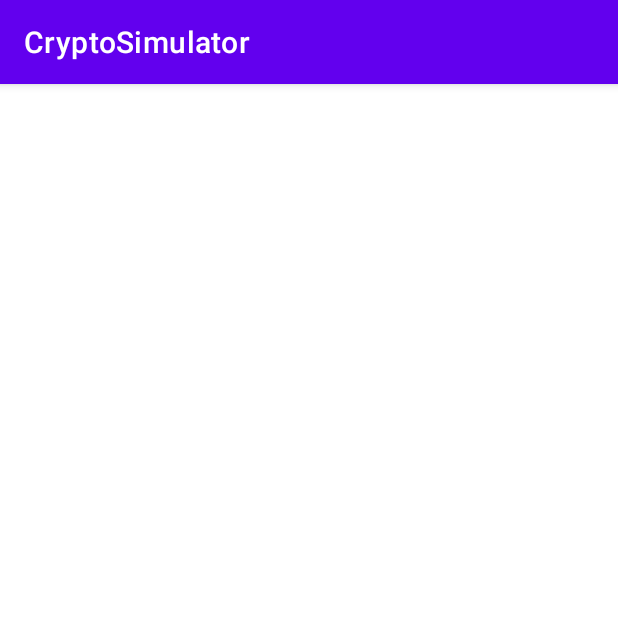
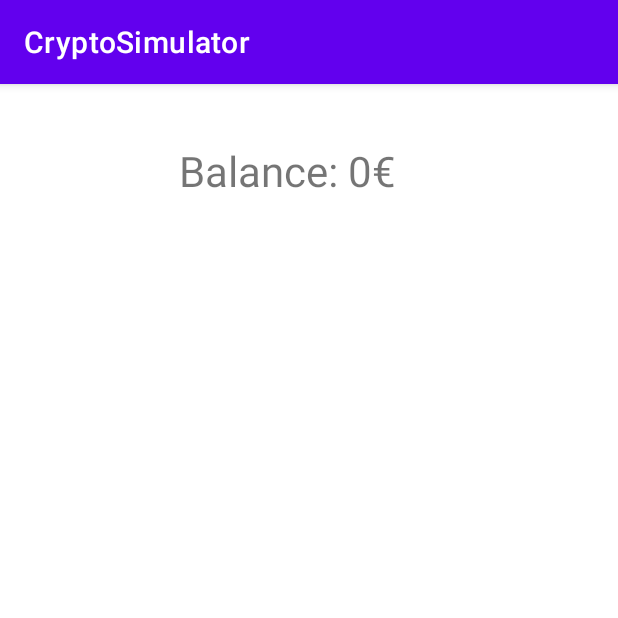
Before and after one commit to VidKreca/CryptoSimulator, an Android app: the MainActivity screen opened directly, with no data from a screen before it, on a phone screen of 412 x 824 dp, the top half of it. Run offline under Robolectric (Android 15) with nearby library versions, the phone set to English and light mode, and no system bars; network calls fail.

Commit message:
Added User object retrieval from the API, some UI work on MainActivity

```diff
--- a/CryptoSimulator/app/src/main/java/com/vidkreca/cryptosimulator/API.java
+++ b/CryptoSimulator/app/src/main/java/com/vidkreca/cryptosimulator/API.java
@@ -97,4 +97,9 @@ public class API {
     public void CreateAccount(final VolleyJsonCallback callback, JSONObject data) {
         MakePostRequest("/user/", data, callback);
     }
+
+    public void GetUser(final VolleyCallback callback, String uuid) {
+        String endpoint = "/user/" + uuid;
+        MakeGetRequest(endpoint, callback);
+    }
 }
--- a/CryptoSimulator/app/src/main/java/com/vidkreca/cryptosimulator/MainActivity.java
+++ b/CryptoSimulator/app/src/main/java/com/vidkreca/cryptosimulator/MainActivity.java
@@ -8,9 +8,11 @@ import androidx.swiperefreshlayout.widget.SwipeRefreshLayout;
 import android.content.Intent;
 import android.os.Bundle;
 import android.view.View;
+import android.widget.TextView;
 import android.widget.Toast;
 
 import com.vidkreca.data.ProtocolMessages.List;
+import com.vidkreca.data.User;
 
 public class MainActivity extends AppCompatActivity {
 
@@ -19,6 +21,7 @@ public class MainActivity extends AppCompatActivity {
     private CryptocurrencyAdapter adapter;
 
     private RecyclerView crypto_rv;
+    private TextView balance;
 
     @Override
     protected void onCreate(Bundle savedInstanceState) {
@@ -29,21 +32,34 @@ public class MainActivity extends AppCompatActivity {
         api = app.GetApi();
 
         // Debugging, remove UUID from SharedPreferences
-        app.ResetUUID();
+        //app.ResetUUID();
 
         // If this is the first startup, start the DifficultyActivity
         if (app.IsFirstStart()) {
             Intent i = new Intent(this, DifficultyActivity.class);
             startActivity(i);
+        } else {
+            // Assign UI elements
+            crypto_rv = findViewById(R.id.crypto_recyclerview);
+            balance = findViewById(R.id.balance);
+
+            GetData(null);
+            GetUser();
+            InitAdapter();
+            InitSwipeToRefresh();
         }
+    }
 
 
-        // Assign UI elements
-        crypto_rv = findViewById(R.id.crypto_recyclerview);
+    @Override
+    protected void onResume() {
+        super.onResume();
 
-        GetData(null);
-        InitAdapter();
-        InitSwipeToRefresh();
+        // This might be really slowing down the app, remove if necessary
+        if (app.IsFirstStart()) {
+            Intent i = new Intent(this, DifficultyActivity.class);
+            startActivity(i);
+        }
     }
 
 
@@ -93,12 +109,39 @@ public class MainActivity extends AppCompatActivity {
     }
 
 
+    private void GetUser() {
+        String uuid = app.GetUUID();
+
+        // Do not perform request if uuid is null
+        if (uuid == null)
+            return;
+
+        api.GetUser(new VolleyCallback() {
+            @Override
+            public void onSuccess(String json) {
+                User response = API.gson.fromJson(json, User.class);
+                app.SetUser(response);
+
+                // Update UI
+                String balanceStr = Double.toString(app.GetUser().getBalance()) + "€";  // TODO - add different fiat symbols
+                balance.setText(balanceStr);
+            }
+
+            @Override
+            public void onError(String message) {
+                Toast.makeText(getBaseContext(), "Could not retrieve user.\n"+message, Toast.LENGTH_LONG).show();
+            }
+        }, uuid);
+    }
+
+
     private void InitSwipeToRefresh() {
         final SwipeRefreshLayout pullToRefresh = findViewById(R.id.pullToRefresh);
         pullToRefresh.setOnRefreshListener(new SwipeRefreshLayout.OnRefreshListener() {
             @Override
             public void onRefresh() {
                 GetData(pullToRefresh);
+                GetUser();
             }
         });
     }
--- a/CryptoSimulator/app/src/main/res/layout/activity_main.xml
+++ b/CryptoSimulator/app/src/main/res/layout/activity_main.xml
@@ -6,18 +6,77 @@
     android:layout_height="match_parent"
     tools:context=".MainActivity">
 
+
+    <TextView
+        android:id="@+id/balance"
+        android:layout_width="wrap_content"
+        android:layout_height="wrap_content"
+        android:text="Balance: 0€"
+        android:textSize="@dimen/font_size_large"
+        app:layout_constraintEnd_toStartOf="@+id/guideline14"
+        app:layout_constraintStart_toEndOf="@+id/guideline13"
+        app:layout_constraintStart_toStartOf="parent"
+        app:layout_constraintTop_toBottomOf="@+id/guideline11"
+        android:paddingBottom="@dimen/padding_large"
+        />
+
+
     <androidx.swiperefreshlayout.widget.SwipeRefreshLayout
         android:id="@+id/pullToRefresh"
-        android:layout_width="match_parent"
-        android:layout_height="wrap_content">
+        android:layout_width="0dp"
+        android:layout_height="0dp"
+
+        app:layout_constraintBottom_toTopOf="@id/guideline12"
+        app:layout_constraintEnd_toStartOf="@id/guideline14"
+        app:layout_constraintStart_toEndOf="@+id/guideline13"
+        app:layout_constraintTop_toBottomOf="@id/barrier2">
 
         <androidx.recyclerview.widget.RecyclerView
             android:id="@+id/crypto_recyclerview"
             android:layout_width="match_parent"
             android:layout_height="match_parent"
             tools:layout_editor_absoluteX="269dp"
-            tools:layout_editor_absoluteY="304dp" />
+            tools:layout_editor_absoluteY="304dp"
+            android:requiresFadingEdge="vertical"
+            android:fadingEdgeLength="50dp"/>
 
     </androidx.swiperefreshlayout.widget.SwipeRefreshLayout>
 
+
+    <androidx.constraintlayout.widget.Barrier
+        android:id="@+id/barrier2"
+        android:layout_width="wrap_content"
+        android:layout_height="wrap_content"
+        app:barrierDirection="bottom"
+        app:constraint_referenced_ids="balance"
+        />
+
+    <androidx.constraintlayout.widget.Guideline
+        android:id="@+id/guideline12"
+        android:layout_width="wrap_content"
+        android:layout_height="wrap_content"
+        android:orientation="horizontal"
+        app:layout_constraintGuide_percent="0.92" />
+
+    <androidx.constraintlayout.widget.Guideline
+        android:id="@+id/guideline13"
+        android:layout_width="wrap_content"
+        android:layout_height="wrap_content"
+        android:orientation="vertical"
+        app:layout_constraintGuide_percent="0.07" />
+
+    <androidx.constraintlayout.widget.Guideline
+        android:id="@+id/guideline14"
+        android:layout_width="wrap_content"
+        android:layout_height="wrap_content"
+        android:orientation="vertical"
+        app:layout_constraintGuide_percent="0.93" />
+
+    <androidx.constraintlayout.widget.Guideline
+        android:id="@+id/guideline11"
+        android:layout_width="wrap_content"
+        android:layout_height="wrap_content"
+        android:orientation="horizontal"
+        app:layout_constraintGuide_percent="0.05" />
+
 </androidx.constraintlayout.widget.ConstraintLayout>
--- a/CryptoSimulator/data/src/main/java/com/vidkreca/data/User.java
+++ b/CryptoSimulator/data/src/main/java/com/vidkreca/data/User.java
@@ -15,4 +15,9 @@ public class User {
         this.uuid = uuid;
         this.balance = balance;
     }
+
+
+    public double getBalance() {
+        return balance;
+    }
 }
```
Also changed, not shown: CryptoSimulator/app/src/main/java/com/vidkreca/cryptosimulator/App.java (+7 -0 lines), 3 other files.
